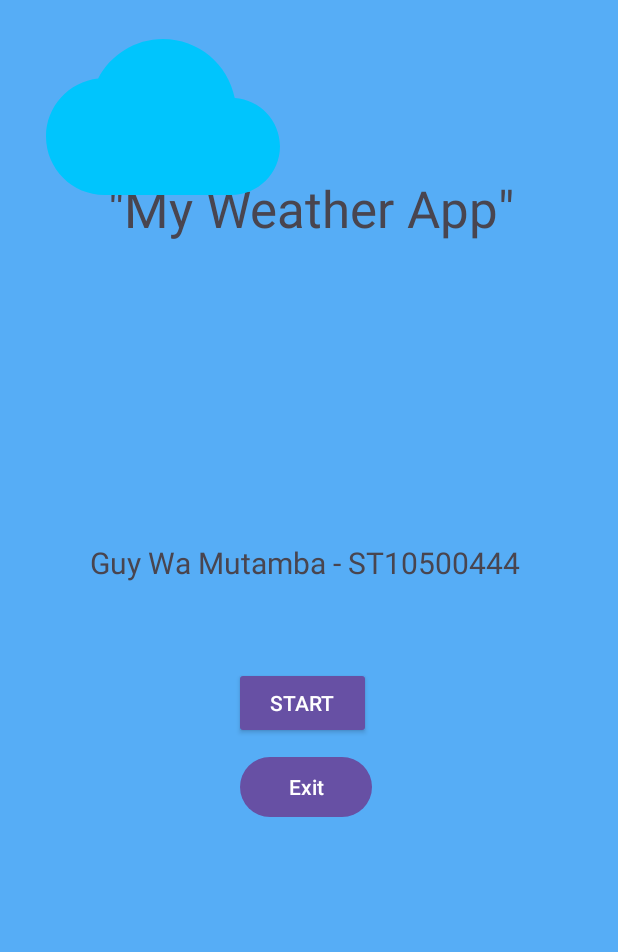
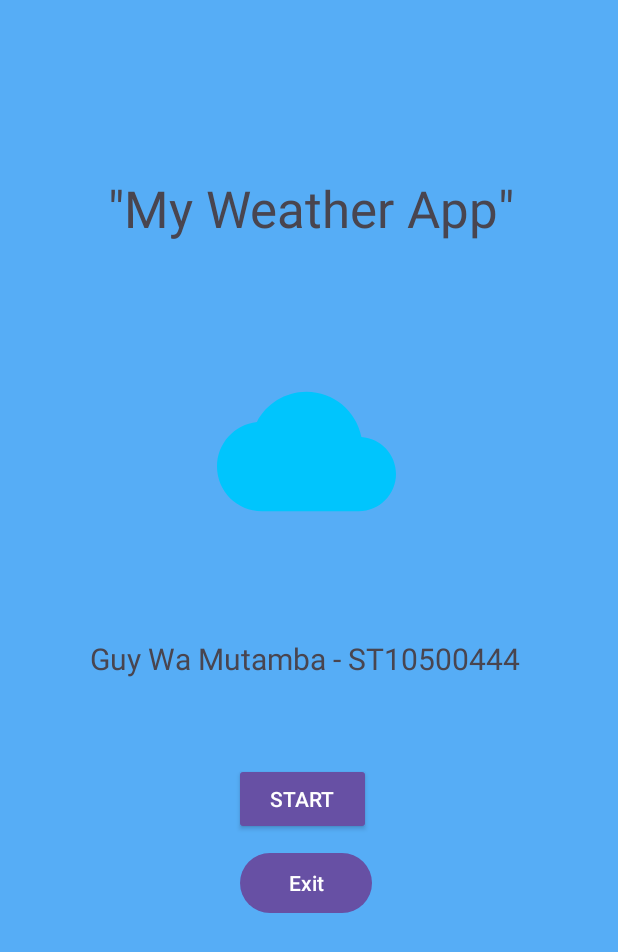
Before and after one commit to david31031/WeatherAppAndroid1, an Android app: the screen it shows after launch (SplashActivity), on a phone screen of 412 x 824 dp. Shown: the top 952 px of the screen. Run offline under Robolectric (Android 15) with nearby library versions, the phone set to English and light mode, and no system bars.

```diff
--- a/app/src/main/AndroidManifest.xml
+++ b/app/src/main/AndroidManifest.xml
@@ -11,6 +11,9 @@
         android:roundIcon="@mipmap/ic_launcher_round"
         android:supportsRtl="true"
         android:theme="@style/Theme.WeatherApp">
+        <activity
+            android:name=".DetailActivity"
+            android:exported="false" />
         <activity
             android:name=".SplashActivity"
             android:exported="true">
--- a/app/src/main/res/layout/activity_splash.xml
+++ b/app/src/main/res/layout/activity_splash.xml
@@ -24,7 +24,7 @@
         android:layout_width="291dp"
         android:layout_height="39dp"
         android:layout_marginStart="60dp"
-        android:layout_marginTop="200dp"
+        android:layout_marginTop="264dp"
         android:text="Guy Wa Mutamba - ST10500444"
         android:textSize="20sp"
         app:layout_constraintStart_toStartOf="parent"
@@ -53,10 +53,14 @@
 
     <ImageView
         android:id="@+id/imageView2"
-        android:layout_width="217dp"
-        android:layout_height="156dp"
+        android:layout_width="151dp"
+        android:layout_height="119dp"
+        android:layout_marginStart="128dp"
+        android:layout_marginTop="80dp"
+        android:layout_marginEnd="132dp"
         android:scrollbarSize="20dp"
-        app:srcCompat="@drawable/ic_weather_splash"
-        tools:layout_editor_absoluteX="97dp"
-        tools:layout_editor_absoluteY="185dp" />
+        app:layout_constraintEnd_toEndOf="parent"
+        app:layout_constraintStart_toStartOf="parent"
+        app:layout_constraintTop_toBottomOf="@+id/appTextView"
+        app:srcCompat="@drawable/ic_weather_splash" />
 </androidx.constraintlayout.widget.ConstraintLayout>
```
